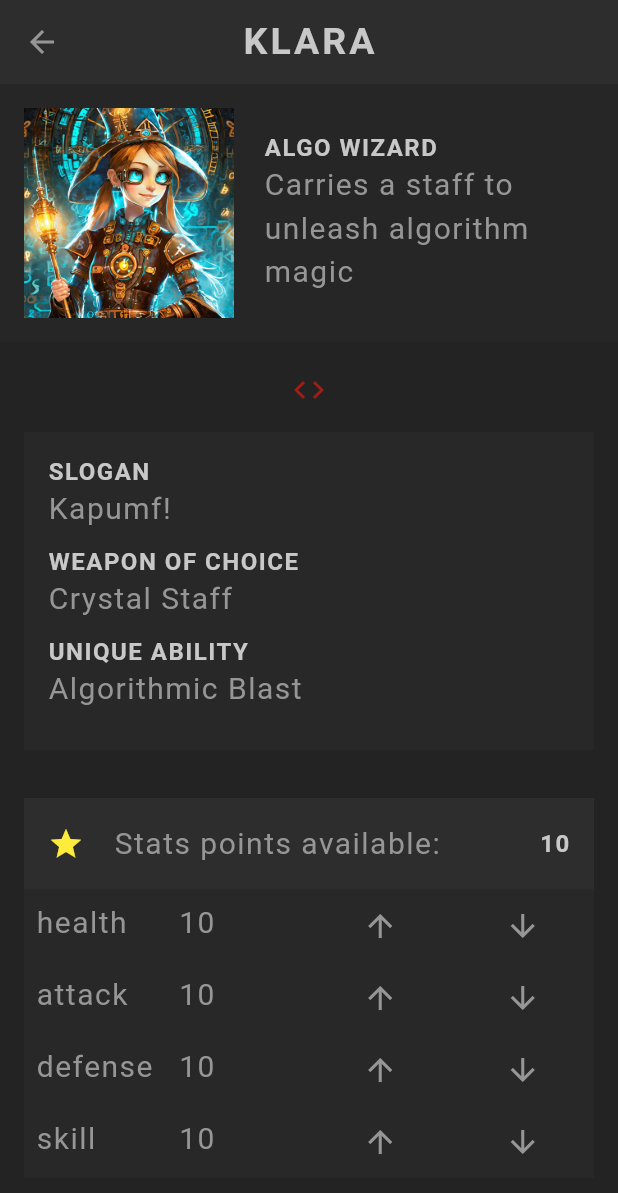
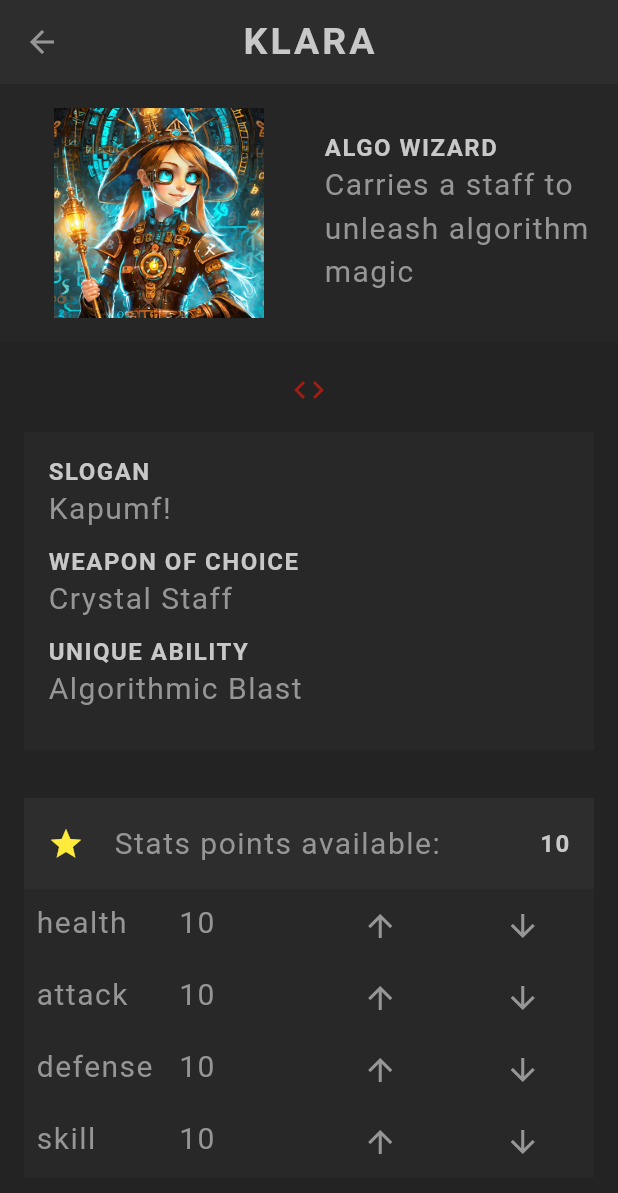
Before and after one commit to KarlIBerry/flutter_rpg, a Flutter app: the screen it shows after launch, after a tap on the "arrow forward" icon, on a phone screen of 412 x 824 dp. Shown: the top 1193 px of the screen. Run offline on Flutter 3.47's test engine with Material 3 defaults, Android fonts, the phone set to English and light mode, and no system bars; our stand-ins replace cloud_firestore, firebase_core, google_fonts; accounts and stored records are empty; generated files the repository leaves out were written again; Roboto replaces fonts that are missing (Kanit).

Commit message:
Update character-related code in multiple files

```diff
--- a/lib/models/character.dart
+++ b/lib/models/character.dart
@@ -74,7 +74,6 @@ class Character with Stats {
       character.toggleIsFav();
     }
 
-
     // assign stats &points
     character.setStats(
       points: data['points'],
@@ -83,8 +82,6 @@ class Character with Stats {
     return character;
   }
 }
-
-
 
 // dummy character data
 
--- a/lib/screens/home/character_card.dart
+++ b/lib/screens/home/character_card.dart
@@ -1,4 +1,5 @@
 import 'package:flutter/material.dart';
+import 'package:flutter/widgets.dart';
 import 'package:flutter_rpg/models/character.dart';
 import 'package:flutter_rpg/screens/profile/profile.dart';
 import 'package:flutter_rpg/shared/styled_text.dart';
@@ -17,17 +18,19 @@ class CharacterCard extends StatelessWidget {
         child: Row(
           children: [
             Image.asset('assets/img/vocations/${character.vocation.image}',
-              width: 80,
+              width: 70,
             ),
 
             const SizedBox(width: 20),
 
-            Column(
-              crossAxisAlignment: CrossAxisAlignment.start,
-              children: [
-                StyledHeading(character.name),
-                StyledText(character.vocation.title),
-                ],
+            Expanded(
+              child: Column(
+                crossAxisAlignment: CrossAxisAlignment.start,
+                children: [
+                  StyledHeading(character.name),
+                  StyledText(character.vocation.title),
+                  ],
+              ),
             ),
 
             const Expanded(
--- a/lib/screens/profile/profile.dart
+++ b/lib/screens/profile/profile.dart
@@ -32,9 +32,11 @@ class Profile extends StatelessWidget {
               color: AppColors.secondaryColor.withOpacity(0.3),
               child: Row(
                 children: [
-                  Image.asset('assets/img/vocations/${character.vocation.image}',
+                  Expanded( child: Image.asset(
+                    'assets/img/vocations/${character.vocation.image}',
                     width: 140,
                     height: 140,
+                  ),
                   ),
                   const SizedBox(width: 20),
                   Expanded(
--- a/lib/screens/profile/skill_list.dart
+++ b/lib/screens/profile/skill_list.dart
@@ -1,4 +1,5 @@
 import 'package:flutter/material.dart';
+import 'package:flutter/widgets.dart';
 import 'package:flutter_rpg/models/character.dart';
 import 'package:flutter_rpg/models/skill.dart';
 import 'package:flutter_rpg/shared/styled_text.dart';
@@ -49,7 +50,9 @@ class _SkillListState extends State<SkillList> {
             const StyledText('Skills are unique to your vocation.'),
             const SizedBox(height: 20),
 
-            Row(
+            SingleChildScrollView(
+              scrollDirection: Axis.horizontal,
+              child: Row(
                 mainAxisAlignment: MainAxisAlignment.center,
                 children: availableSkills.map((skill) {
                   return Container(
@@ -59,7 +62,7 @@ class _SkillListState extends State<SkillList> {
                     child: GestureDetector(
                       onTap: () {
                         setState(() {
-                        widget.character.updateSkills(skill);
+                          widget.character.updateSkill(skill);
                           selectedSkill = skill;
                         });
                       },
@@ -70,6 +73,7 @@ class _SkillListState extends State<SkillList> {
                   );
                 }).toList()
               ),
+            ),
             const SizedBox(height:10),
             StyledText(selectedSkill.name),
 
--- a/lib/services/character_store.dart
+++ b/lib/services/character_store.dart
@@ -1,6 +1,7 @@
 import 'package:flutter/material.dart';
 import 'package:flutter_rpg/models/character.dart';
 import 'package:flutter_rpg/models/vocation.dart';
+import 'package:flutter_rpg/services/firestore_service.dart';
 
 class CharacterStore extends ChangeNotifier{
 
@@ -20,6 +21,9 @@ class CharacterStore extends ChangeNotifier{
 
   // add character
   void addCharacter(Character character){
+
+    FirestoreService.addCharacter(character);
+
     _characters.add(character);
     notifyListeners();
   }
```
Also changed, not shown: lib/services/firestore_service.dart (+17 -1 lines), 1 other file. Lines whose indentation alone changed are shown as unchanged.
